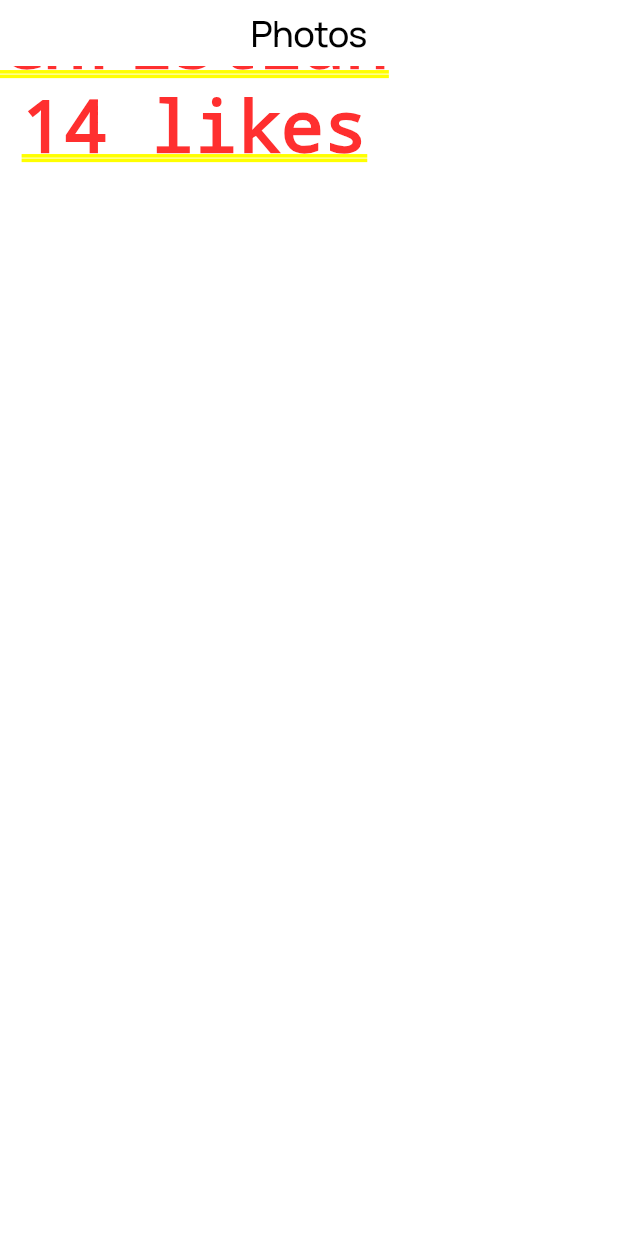
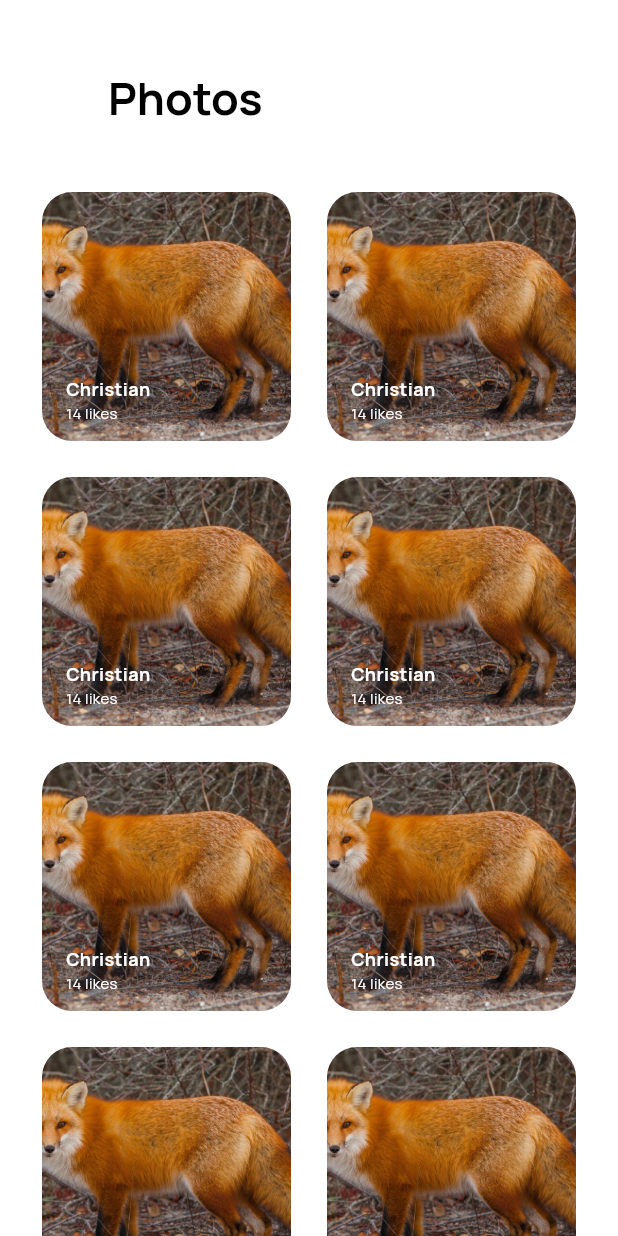
Before and after one commit to ProfessionalHeadbanger/test_app, a Flutter app: the screen it shows after launch, on a phone screen of 412 x 824 dp. Run offline on Flutter 3.47's test engine with Material 3 defaults, Android fonts, the phone set to English and light mode, and no system bars; our stand-ins replace dio, equatable, flutter_bloc.

Commit message:
Тестовое отображение списка с помощью Sliver

```diff
--- a/lib/core/themes/colors.dart
+++ b/lib/core/themes/colors.dart
@@ -1,6 +1,7 @@
 import 'package:flutter/material.dart';
 
 class AppColors {
-  static const blackText = Color(0xff000000);
+  static const primaryText = Color(0xff000000);
+  static const secondaryText = Color(0xffFFFFFF);
   static const primaryBackground = Color(0xffFFFFFF);
 }
--- a/lib/core/themes/theme.dart
+++ b/lib/core/themes/theme.dart
@@ -2,6 +2,7 @@ import 'package:flutter/material.dart';
 import 'package:test_app/core/themes/colors.dart';
 
 class AppTheme {
-  static final mainTheme =
-      ThemeData(scaffoldBackgroundColor: AppColors.primaryBackground);
+  static final mainTheme = ThemeData(
+      scaffoldBackgroundColor: AppColors.primaryBackground,
+      fontFamily: 'Manrope');
 }
--- a/lib/features/photolist/presentation/pages/list_page.dart
+++ b/lib/features/photolist/presentation/pages/list_page.dart
@@ -1,6 +1,6 @@
-import 'package:flutter/cupertino.dart';
 import 'package:flutter/material.dart';
-import 'package:google_fonts/google_fonts.dart';
+import 'package:test_app/core/themes/colors.dart';
+import 'package:test_app/features/photolist/domain/entities/photo.dart';
 import 'package:test_app/features/photolist/presentation/widgets/photo_tile.dart';
 
 class ListPage extends StatelessWidget {
@@ -8,15 +8,49 @@ class ListPage extends StatelessWidget {
 
   @override
   Widget build(BuildContext context) {
-    return CupertinoPageScaffold(
-      navigationBar: CupertinoNavigationBar(
-        middle: Text(
-          "Photos",
-          style: GoogleFonts.manrope(fontSize: 24, fontWeight: FontWeight.w500),
-        ),
-        backgroundColor: CupertinoColors.white.withOpacity(0.5),
+    Photo photo = Photo(
+        imageUrl: "imageUrl",
+        username: "Christian",
+        likes: 14,
+        shadowColor: const Color(0xff000000),
+        blurHash: "blurHash");
+
+    return Scaffold(
+      body: CustomScrollView(
+        slivers: [
+          SliverAppBar(
+            expandedHeight: 100,
+            floating: false,
+            pinned: true,
+            flexibleSpace: FlexibleSpaceBar(
+              title: const Text(
+                "Photos",
+                style: TextStyle(
+                    fontSize: 20,
+                    fontWeight: FontWeight.w700,
+                    color: AppColors.primaryText),
+              ),
+              centerTitle: false,
+              background: Container(
+                color: AppColors.primaryBackground,
+              ),
+            ),
+          ),
+          SliverPadding(
+            padding: const EdgeInsets.all(28.0),
+            sliver: SliverGrid(
+                delegate: SliverChildBuilderDelegate(
+                    (BuildContext context, int index) {
+                  return PhotoTile(photo: photo);
+                }, childCount: 10),
+                gridDelegate: const SliverGridDelegateWithFixedCrossAxisCount(
+                    crossAxisCount: 2,
+                    crossAxisSpacing: 24,
+                    mainAxisSpacing: 24,
+                    childAspectRatio: 1)),
+          )
+        ],
       ),
-      child: const PhotoTile(),
     );
   }
 }
--- a/lib/features/photolist/presentation/widgets/photo_tile.dart
+++ b/lib/features/photolist/presentation/widgets/photo_tile.dart
@@ -1,20 +1,49 @@
 import 'package:flutter/widgets.dart';
+import 'package:test_app/core/themes/colors.dart';
+import 'package:test_app/features/photolist/domain/entities/photo.dart';
 
 class PhotoTile extends StatelessWidget {
-  const PhotoTile({super.key});
+  final Photo photo;
+
+  const PhotoTile({super.key, required this.photo});
 
   @override
   Widget build(BuildContext context) {
-    return Stack(children: [
-      ClipRRect(borderRadius: BorderRadius.circular(8)),
-      const Column(
+    return ClipRRect(
+      borderRadius: BorderRadius.circular(20),
+      child: Stack(
         children: [
-          Text(
-            "Christian",
+          Image.asset(
+            "assets/images/test_image.png",
+            fit: BoxFit.cover,
+            width: double.infinity,
+            height: double.infinity,
           ),
-          Text("14 likes")
+          Positioned(
+            bottom: 12,
+            left: 16,
+            child: Column(
+              crossAxisAlignment: CrossAxisAlignment.start,
+              children: [
+                Text(
+                  photo.username,
+                  style: const TextStyle(
+                      color: AppColors.secondaryText,
+                      fontWeight: FontWeight.w700,
+                      fontSize: 12),
+                ),
+                Text(
+                  "${photo.likes} likes",
+                  style: const TextStyle(
+                      color: AppColors.secondaryText,
+                      fontWeight: FontWeight.w400,
+                      fontSize: 10),
+                )
+              ],
+            ),
+          )
         ],
-      )
-    ]);
+      ),
+    );
   }
 }
```
Also changed, not shown: pubspec.yaml (+21 -1 lines), assets/fonts/Manrope-Bold.ttf (added), assets/fonts/Manrope-ExtraBold.ttf (added), assets/fonts/Manrope-ExtraLight.ttf (added), assets/fonts/Manrope-Light.ttf (added), assets/fonts/Manrope-Medium.ttf (added), assets/fonts/Manrope-Regular.ttf (added), assets/fonts/Manrope-SemiBold.ttf (added), assets/images/test_image.png (added), lib/features/photolist/presentation/widgets/photos_list.dart (deleted), pubspec.lock, 3 other files.
